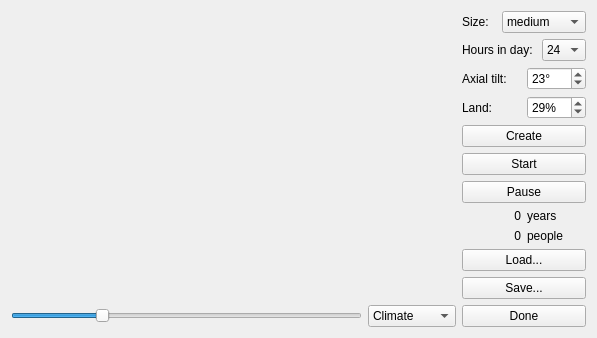
Old version of the form world.ui in the repository tps12/Tec-Nine.
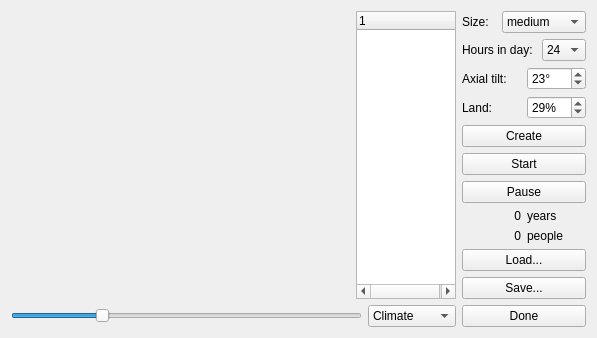
New version of the form.

Commit message: Show selected rock layers

Patch:
```diff
--- a/world.ui
+++ b/world.ui
@@ -31,6 +31,29 @@
          </property>
         </widget>
        </item>
+       <item>
+        <layout class="QVBoxLayout">
+         <property name="leftMargin">
+          <number>0</number>
+         </property>
+         <item>
+          <widget class="QTreeWidget" name="details">
+           <property name="sizePolicy">
+            <sizepolicy hsizetype="Ignored" vsizetype="Expanding">
+             <horstretch>0</horstretch>
+             <verstretch>0</verstretch>
+            </sizepolicy>
+           </property>
+           <property name="minimumSize">
+            <size>
+             <width>100</width>
+             <height>0</height>
+            </size>
+           </property>
+          </widget>
+         </item>
+        </layout>
+       </item>
       </layout>
      </item>
      <item>
```
The commit also changes 2 other files.
